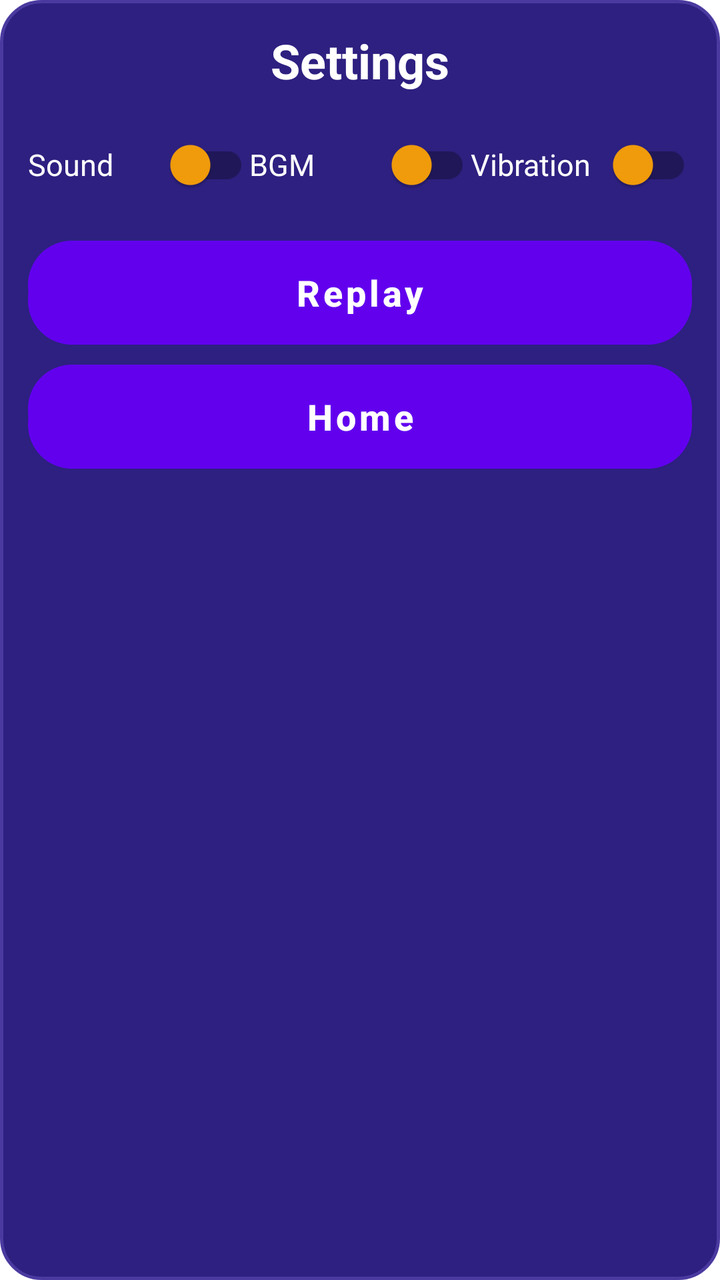
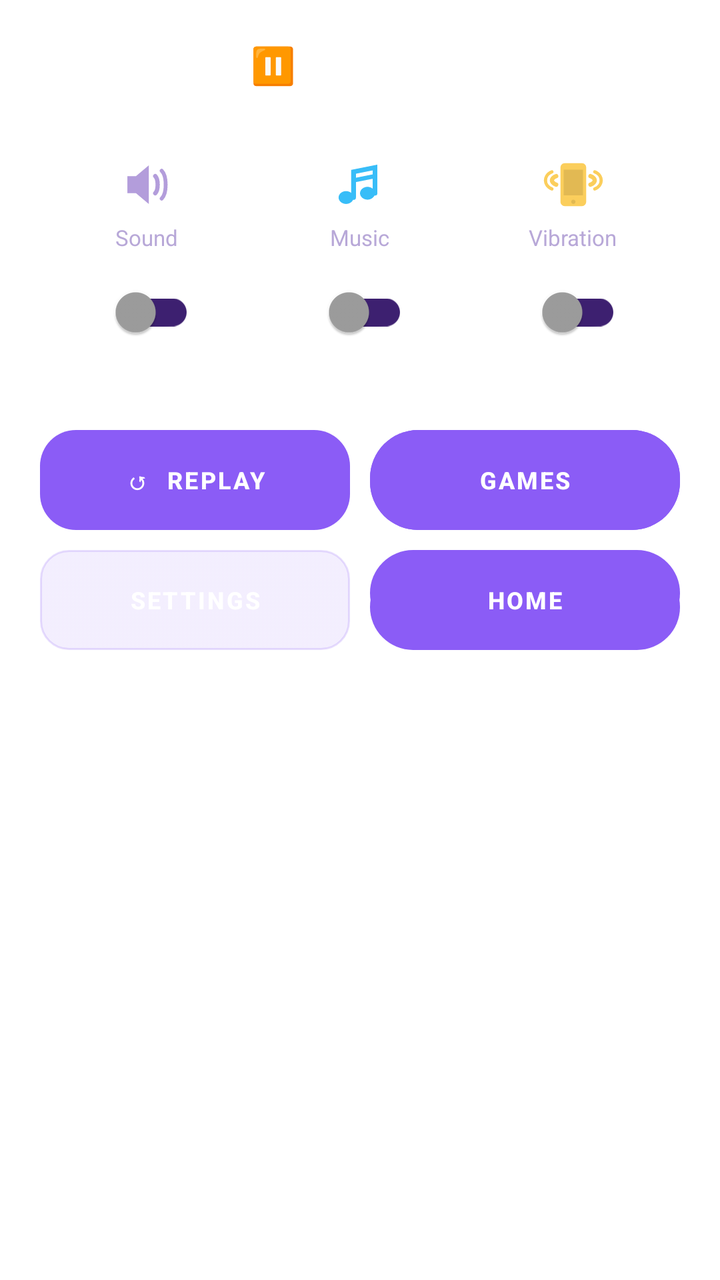

Before-and-after screenshots of an Android layout around one commit, followed by the original layout XML and the change that was made.
<!-- AndroidManifest.xml: application theme Theme.Tictactoe -->
<!-- res/layout/dialog_quick_settings.xml -->
<?xml version="1.0" encoding="utf-8"?>
<LinearLayout xmlns:android="http://schemas.android.com/apk/res/android"
    xmlns:app="http://schemas.android.com/apk/res-auto"
    android:layout_width="match_parent"
    android:layout_height="wrap_content"
    android:layout_margin="12dp"
    android:background="@drawable/player_card_bg"
    android:orientation="vertical"
    android:padding="14dp">

    <TextView
        android:layout_width="match_parent"
        android:layout_height="wrap_content"
        android:gravity="center"
        android:text="Settings"
        android:textColor="#FFFFFF"
        android:textSize="24sp"
        android:textStyle="bold" />

    <LinearLayout
        android:layout_width="match_parent"
        android:layout_height="wrap_content"
        android:layout_marginTop="12dp"
        android:orientation="horizontal">

        <androidx.appcompat.widget.SwitchCompat
            android:id="@+id/switchDialogSound"
            android:layout_width="0dp"
            android:layout_height="wrap_content"
            android:layout_weight="1"
            android:text="Sound"
            android:textColor="#FFFFFF"
            android:textSize="15sp"
            app:thumbTint="@color/difficulty_normal" />

        <androidx.appcompat.widget.SwitchCompat
            android:id="@+id/switchDialogBgm"
            android:layout_width="0dp"
            android:layout_height="wrap_content"
            android:layout_weight="1"
            android:text="BGM"
            android:textColor="#FFFFFF"
            android:textSize="15sp"
            app:thumbTint="@color/difficulty_normal" />

        <androidx.appcompat.widget.SwitchCompat
            android:id="@+id/switchDialogVibration"
            android:layout_width="0dp"
            android:layout_height="wrap_content"
            android:layout_weight="1"
            android:text="Vibration"
            android:textColor="#FFFFFF"
            android:textSize="15sp"
            app:thumbTint="@color/difficulty_normal" />
    </LinearLayout>

    <Button
        android:id="@+id/btnDialogReplay"
        android:layout_width="match_parent"
        android:layout_height="52dp"
        android:layout_marginTop="14dp"
        android:background="@drawable/btn_teal"
        android:stateListAnimator="@null"
        android:text="Replay"
        android:textAllCaps="false"
        android:textColor="#FFFFFF"
        android:textSize="18sp"
        android:textStyle="bold" />

    <Button
        android:id="@+id/btnDialogHome"
        android:layout_width="match_parent"
        android:layout_height="52dp"
        android:layout_marginTop="10dp"
        android:background="@drawable/btn_orange"
        android:stateListAnimator="@null"
        android:text="Home"
        android:textAllCaps="false"
        android:textColor="#FFFFFF"
        android:textSize="18sp"
        android:textStyle="bold" />

</LinearLayout>
<!-- resources referenced by this layout -->
<resources>
  <color name="difficulty_normal">#FFF59E0B</color>
  <!-- drawable btn_teal (drawable) -->
  <?xml version="1.0" encoding="utf-8"?>
  <selector xmlns:android="http://schemas.android.com/apk/res/android">
  
      <item android:state_pressed="true">
          <layer-list>
              <item>
                  <shape android:shape="rectangle">
                      <solid android:color="#059669" />
                      <corners android:radius="22dp" />
                  </shape>
              </item>
              <item>
                  <shape android:shape="rectangle">
                      <gradient
                          android:startColor="#10B981"
                          android:endColor="#059669"
                          android:angle="270" />
                      <corners android:radius="22dp" />
                  </shape>
              </item>
          </layer-list>
      </item>
  
      <item>
          <layer-list>
              <item android:top="7dp">
                  <shape android:shape="rectangle">
                      <solid android:color="#065F46" />
                      <corners android:radius="22dp" />
                  </shape>
              </item>
              <item android:bottom="7dp">
                  <shape android:shape="rectangle">
                      <gradient
                          android:startColor="#34D399"
                          android:endColor="#10B981"
                          android:angle="270" />
                      <corners android:radius="22dp" />
                  </shape>
              </item>
          </layer-list>
      </item>
  
  </selector>
  <!-- drawable player_card_bg (drawable) -->
  <?xml version="1.0" encoding="utf-8"?>
  <shape xmlns:android="http://schemas.android.com/apk/res/android"
      android:shape="rectangle">
      <solid android:color="#2D2080" />
      <corners android:radius="20dp" />
      <stroke android:width="1.5dp" android:color="#4A3AA0" />
  </shape>
  <style name="Theme.Tictactoe" parent="Theme.MaterialComponents.DayNight.NoActionBar">
          
          <item name="colorPrimary">@color/purple_500</item>
          <item name="colorPrimaryVariant">@color/purple_700</item>
          <item name="colorOnPrimary">@color/white</item>
          
          <item name="colorSecondary">@color/teal_200</item>
          <item name="colorSecondaryVariant">@color/teal_700</item>
          <item name="colorOnSecondary">@color/black</item>
          
          <item name="android:statusBarColor">?attr/colorPrimaryVariant</item>
          
      </style>
  <color name="purple_500">#FF6200EE</color>
  <color name="purple_700">#FF3700B3</color>
  <color name="teal_200">#FF03DAC5</color>
  <color name="teal_700">#FF018786</color>
  <color name="black">#FF000000</color>
  <!-- unchanged entries left out for length: 2 -->
</resources>

<!-- the commit's change to res/layout/dialog_quick_settings.xml (unified diff, before → after) -->
@@ -3,81 +3,195 @@
     xmlns:app="http://schemas.android.com/apk/res-auto"
     android:layout_width="match_parent"
     android:layout_height="wrap_content"
-    android:layout_margin="12dp"
-    android:background="@drawable/player_card_bg"
+    android:layout_margin="16dp"
+    android:background="@drawable/bg_glass_card"
     android:orientation="vertical"
-    android:padding="14dp">
+    android:padding="20dp">
 
+    
     <TextView
         android:layout_width="match_parent"
         android:layout_height="wrap_content"
         android:gravity="center"
-        android:text="Settings"
+        android:text="⏸  PAUSED"
         android:textColor="#FFFFFF"
-        android:textSize="24sp"
-        android:textStyle="bold" />
+        android:textSize="18sp"
+        android:textStyle="bold"
+        android:letterSpacing="0.08" />
 
+    <View
+        android:layout_width="match_parent"
+        android:layout_height="1dp"
+        android:layout_marginTop="16dp"
+        android:layout_marginBottom="16dp"
+        android:background="@color/glass_border" />
+
+    
     <LinearLayout
         android:layout_width="match_parent"
         android:layout_height="wrap_content"
-        android:layout_marginTop="12dp"
-        android:orientation="horizontal">
+        android:orientation="horizontal"
+        android:gravity="center">
 
-        <androidx.appcompat.widget.SwitchCompat
-            android:id="@+id/switchDialogSound"
+        
+        <LinearLayout
             android:layout_width="0dp"
             android:layout_height="wrap_content"
             android:layout_weight="1"
-            android:text="Sound"
-            android:textColor="#FFFFFF"
-            android:textSize="15sp"
-            app:thumbTint="@color/difficulty_normal" />
+            android:gravity="center"
+            android:orientation="vertical">
+            <ImageView
+                android:layout_width="30dp"
+                android:layout_height="30dp"
+                android:src="@drawable/ic_sound"
+                android:scaleType="fitCenter"
+                android:layout_marginBottom="4dp" />
+            <TextView
+                android:layout_width="wrap_content"
+                android:layout_height="wrap_content"
+                android:text="Sound"
+                android:textColor="@color/text_secondary"
+                android:textSize="11sp"
+                android:layout_marginBottom="6dp" />
+            <androidx.appcompat.widget.SwitchCompat
+                android:id="@+id/switchDialogSound"
+                android:layout_width="wrap_content"
+                android:layout_height="wrap_content"
+                app:thumbTint="@color/switch_thumb_color"
+                app:trackTint="@color/switch_track_color" />
+        </LinearLayout>
 
-        <androidx.appcompat.widget.SwitchCompat
-            android:id="@+id/switchDialogBgm"
+        
+        <LinearLayout
             android:layout_width="0dp"
             android:layout_height="wrap_content"
             android:layout_weight="1"
-            android:text="BGM"
-            android:textColor="#FFFFFF"
-            android:textSize="15sp"
-            app:thumbTint="@color/difficulty_normal" />
+            android:gravity="center"
+            android:orientation="vertical">
+            <ImageView
+                android:layout_width="30dp"
+                android:layout_height="30dp"
+                android:src="@drawable/ic_music"
+                android:scaleType="fitCenter"
+                android:layout_marginBottom="4dp" />
+            <TextView
+                android:layout_width="wrap_content"
+                android:layout_height="wrap_content"
+                android:text="Music"
+                android:textColor="@color/text_secondary"
+                android:textSize="11sp"
+                android:layout_marginBottom="6dp" />
+            <androidx.appcompat.widget.SwitchCompat
+                android:id="@+id/switchDialogBgm"
+                android:layout_width="wrap_content"
+                android:layout_height="wrap_content"
+                app:thumbTint="@color/switch_thumb_color"
+                app:trackTint="@color/switch_track_color" />
+        </LinearLayout>
 
-        <androidx.appcompat.widget.SwitchCompat
-            android:id="@+id/switchDialogVibration"
+        
+        <LinearLayout
             android:layout_width="0dp"
             android:layout_height="wrap_content"
             android:layout_weight="1"
-            android:text="Vibration"
-            android:textColor="#FFFFFF"
-            android:textSize="15sp"
-            app:thumbTint="@color/difficulty_normal" />
+            android:gravity="center"
+            android:orientation="vertical">
+            <ImageView
+                android:layout_width="30dp"
+                android:layout_height="30dp"
+                android:src="@drawable/ic_vibration"
+                android:scaleType="fitCenter"
+                android:layout_marginBottom="4dp" />
+            <TextView
+                android:layout_width="wrap_content"
+                android:layout_height="wrap_content"
+                android:text="Vibration"
+                android:textColor="@color/text_secondary"
+                android:textSize="11sp"
+                android:layout_marginBottom="6dp" />
+            <androidx.appcompat.widget.SwitchCompat
+                android:id="@+id/switchDialogVibration"
+                android:layout_width="wrap_content"
+                android:layout_height="wrap_content"
+                app:thumbTint="@color/switch_thumb_color"
+                app:trackTint="@color/switch_track_color" />
+        </LinearLayout>
     </LinearLayout>
 
-    <Button
-        android:id="@+id/btnDialogReplay"
+    <View
         android:layout_width="match_parent"
-        android:layout_height="52dp"
-        android:layout_marginTop="14dp"
-        android:background="@drawable/btn_teal"
-        android:stateListAnimator="@null"
-        android:text="Replay"
-        android:textAllCaps="false"
-        android:textColor="#FFFFFF"
-        android:textSize="18sp"
-        android:textStyle="bold" />
+        android:layout_height="1dp"
+        android:layout_marginTop="20dp"
+        android:layout_marginBottom="14dp"
+        android:background="@color/glass_border" />
 
-    <Button
-        android:id="@+id/btnDialogHome"
+    
+    <LinearLayout
         android:layout_width="match_parent"
-        android:layout_height="52dp"
-        android:layout_marginTop="10dp"
-        android:background="@drawable/btn_orange"
-        android:stateListAnimator="@null"
-        android:text="Home"
-        android:textAllCaps="false"
-        android:textColor="#FFFFFF"
-        android:textSize="18sp"
-        android:textStyle="bold" />
+        android:layout_height="wrap_content"
+        android:orientation="horizontal">
+
+        <Button
+            android:id="@+id/btnDialogReplay"
+            android:layout_width="0dp"
+            android:layout_height="50dp"
+            android:layout_weight="1"
+            android:background="@drawable/btn_teal"
+            android:stateListAnimator="@null"
+            android:text="↺  REPLAY"
+            android:textAllCaps="true"
+            android:textColor="#FFFFFF"
+            android:textSize="12sp"
+            android:textStyle="bold" />
+
+        <Button
+            android:id="@+id/btnDialogMoreGames"
+            android:layout_width="0dp"
+            android:layout_height="50dp"
+            android:layout_weight="1"
+            android:layout_marginStart="10dp"
+            android:background="@drawable/btn_primary_pink"
+            android:stateListAnimator="@null"
+            android:text="GAMES"
+            android:textAllCaps="true"
+            android:textColor="#FFFFFF"
+            android:textSize="12sp"
+            android:textStyle="bold" />
+    </LinearLayout>
+
+    
+    <LinearLayout
+        android:layout_width="match_parent"
+        android:layout_height="wrap_content"
+        android:orientation="horizontal"
+        android:layout_marginTop="10dp">
+
+        <Button
+            android:id="@+id/btnDialogMoreSettings"
+            android:layout_width="0dp"
+            android:layout_height="50dp"
+            android:layout_weight="1"
+            android:background="@drawable/btn_back"
+            android:stateListAnimator="@null"
+            android:text="SETTINGS"
+            android:textAllCaps="true"
+            android:textColor="#FFFFFF"
+            android:textSize="12sp"
+            android:textStyle="bold" />
+
+        <Button
+            android:id="@+id/btnDialogHome"
+            android:layout_width="0dp"
+            android:layout_height="50dp"
+            android:layout_weight="1"
+            android:layout_marginStart="10dp"
+            android:background="@drawable/btn_orange"
+            android:stateListAnimator="@null"
+            android:text="HOME"
+            android:textAllCaps="true"
+            android:textColor="#FFFFFF"
+            android:textSize="12sp"
+            android:textStyle="bold" />
+    </LinearLayout>
 
 </LinearLayout>
<!-- resource entries referenced after the edit -->
@@ -1,7 +1,37 @@
 <!-- resources referenced by this layout -->
 <resources>
-  <color name="difficulty_normal">#FFF59E0B</color>
-  <!-- drawable btn_teal (drawable) -->
+  <color name="glass_border">#33FFFFFF</color>
+  <color name="text_secondary">#FFB8A8D8</color>
+  <!-- drawable bg_glass_card (drawable) -->
+  <?xml version="1.0" encoding="utf-8"?>
+  <shape xmlns:android="http://schemas.android.com/apk/res/android"
+      android:shape="rectangle">
+      <solid android:color="#1AFFFFFF" />
+      <corners android:radius="20dp" />
+      <stroke android:width="1dp" android:color="#33FFFFFF" />
+  </shape>
+  <!-- drawable btn_back (drawable) -->
+  <?xml version="1.0" encoding="utf-8"?>
+  <selector xmlns:android="http://schemas.android.com/apk/res/android">
+  
+      <item android:state_pressed="true">
+          <shape android:shape="rectangle">
+              <solid android:color="#33FFFFFF" />
+              <corners android:radius="14dp" />
+              <stroke android:width="1dp" android:color="#55FFFFFF" />
+          </shape>
+      </item>
+  
+      <item>
+          <shape android:shape="rectangle">
+              <solid android:color="#1AFFFFFF" />
+              <corners android:radius="14dp" />
+              <stroke android:width="1dp" android:color="#33FFFFFF" />
+          </shape>
+      </item>
+  
+  </selector>
+  <!-- drawable btn_primary_pink (drawable) -->
   <?xml version="1.0" encoding="utf-8"?>
   <selector xmlns:android="http://schemas.android.com/apk/res/android">
   
@@ -9,17 +39,17 @@
           <layer-list>
               <item>
                   <shape android:shape="rectangle">
-                      <solid android:color="#059669" />
-                      <corners android:radius="22dp" />
+                      <solid android:color="#DD1050" />
+                      <corners android:radius="24dp" />
                   </shape>
               </item>
               <item>
                   <shape android:shape="rectangle">
                       <gradient
-                          android:startColor="#10B981"
-                          android:endColor="#059669"
+                          android:startColor="@color/btn_pink_start"
+                          android:endColor="@color/btn_pink_end"
                           android:angle="270" />
-                      <corners android:radius="22dp" />
+                      <corners android:radius="24dp" />
                   </shape>
               </item>
           </layer-list>
@@ -27,51 +57,188 @@
   
       <item>
           <layer-list>
-              <item android:top="7dp">
-                  <shape android:shape="rectangle">
-                      <solid android:color="#065F46" />
-                      <corners android:radius="22dp" />
-                  </shape>
-              </item>
-              <item android:bottom="7dp">
+              <item>
+                  <shape android:shape="rectangle">
+                      <solid android:color="#1A1F3A" />
+                      <corners android:radius="24dp" />
+                  </shape>
+              </item>
+              <item>
                   <shape android:shape="rectangle">
                       <gradient
-                          android:startColor="#34D399"
-                          android:endColor="#10B981"
+                          android:startColor="@color/btn_pink_start"
+                          android:endColor="@color/btn_pink_end"
                           android:angle="270" />
-                      <corners android:radius="22dp" />
+                      <corners android:radius="24dp" />
                   </shape>
               </item>
           </layer-list>
       </item>
-  
   </selector>
-  <!-- drawable player_card_bg (drawable) -->
-  <?xml version="1.0" encoding="utf-8"?>
-  <shape xmlns:android="http://schemas.android.com/apk/res/android"
-      android:shape="rectangle">
-      <solid android:color="#2D2080" />
-      <corners android:radius="20dp" />
-      <stroke android:width="1.5dp" android:color="#4A3AA0" />
-  </shape>
+  <!-- drawable btn_teal (drawable) -->
+  <?xml version="1.0" encoding="utf-8"?>
+  <selector xmlns:android="http://schemas.android.com/apk/res/android">
+  
+      <item android:state_pressed="true">
+          <shape android:shape="rectangle">
+              <gradient
+                  android:startColor="#A0005A"
+                  android:endColor="#CC2020"
+                  android:angle="0" />
+              <corners android:radius="18dp" />
+          </shape>
+      </item>
+  
+      <item>
+          <shape android:shape="rectangle">
+              <gradient
+                  android:startColor="#E91E8C"
+                  android:endColor="#FF4757"
+                  android:angle="0" />
+              <corners android:radius="18dp" />
+          </shape>
+      </item>
+  
+  </selector>
+  <!-- drawable ic_music (drawable) -->
+  <?xml version="1.0" encoding="utf-8"?>
+  <vector xmlns:android="http://schemas.android.com/apk/res/android"
+      android:width="28dp"
+      android:height="28dp"
+      android:viewportWidth="28"
+      android:viewportHeight="28">
+      
+      <path
+          android:fillColor="#00000000"
+          android:strokeColor="#38BDF8"
+          android:strokeWidth="2.2"
+          android:strokeLineCap="round"
+          android:pathData="M11,20 L11,8 L21,6 L21,18" />
+      
+      <path
+          android:fillColor="#00000000"
+          android:strokeColor="#38BDF8"
+          android:strokeWidth="2"
+          android:strokeLineCap="round"
+          android:pathData="M11,12 L21,10" />
+      
+      <path
+          android:fillColor="#38BDF8"
+          android:pathData="M11,20 C11,21.66 9.33,23 7.5,23 C5.67,23 4,21.66 4,20
+                            C4,18.34 5.67,17 7.5,17 C9.33,17 11,18.34 11,20 Z" />
+      <path
+          android:fillColor="#38BDF8"
+          android:pathData="M21,18 C21,19.66 19.33,21 17.5,21 C15.67,21 14,19.66 14,18
+                            C14,16.34 15.67,15 17.5,15 C19.33,15 21,16.34 21,18 Z" />
+  </vector>
+  <!-- drawable ic_sound (drawable) -->
+  <?xml version="1.0" encoding="utf-8"?>
+  <vector xmlns:android="http://schemas.android.com/apk/res/android"
+      android:width="28dp"
+      android:height="28dp"
+      android:viewportWidth="28"
+      android:viewportHeight="28">
+      
+      <path
+          android:fillColor="#B39DDB"
+          android:pathData="M5,10 L5,18 L9,18 L15,23 L15,5 L9,10 Z" />
+      
+      <path
+          android:fillColor="#00000000"
+          android:strokeColor="#B39DDB"
+          android:strokeWidth="2"
+          android:strokeLineCap="round"
+          android:pathData="M18,10 C19.5,11.5 19.5,16.5 18,18" />
+      <path
+          android:fillColor="#00000000"
+          android:strokeColor="#B39DDB"
+          android:strokeWidth="1.8"
+          android:strokeLineCap="round"
+          android:pathData="M21,7.5 C23.5,10 23.5,18 21,20.5" />
+  </vector>
+  <!-- drawable ic_vibration (drawable) -->
+  <?xml version="1.0" encoding="utf-8"?>
+  <vector xmlns:android="http://schemas.android.com/apk/res/android"
+      android:width="28dp"
+      android:height="28dp"
+      android:viewportWidth="28"
+      android:viewportHeight="28">
+      
+      <path
+          android:fillColor="#FBCE5C"
+          android:pathData="M10,4 C8.9,4 8,4.9 8,6 L8,22 C8,23.1 8.9,24 10,24 L18,24
+                            C19.1,24 20,23.1 20,22 L20,6 C20,4.9 19.1,4 18,4 Z" />
+      
+      <path
+          android:fillColor="#1A000000"
+          android:pathData="M9.5,7 L18.5,7 L18.5,19 L9.5,19 Z" />
+      
+      <path
+          android:fillColor="#1A000000"
+          android:pathData="M14,21 C14.55,21 15,21.45 15,22 C15,22.55 14.55,23 14,23
+                            C13.45,23 13,22.55 13,22 C13,21.45 13.45,21 14,21 Z" />
+      
+      <path
+          android:fillColor="#00000000"
+          android:strokeColor="#FBCE5C"
+          android:strokeWidth="2"
+          android:strokeLineCap="round"
+          android:pathData="M6,10 C4.5,10.5 4,11.5 4,12 C4,12.5 4.5,13.5 6,14" />
+      <path
+          android:fillColor="#00000000"
+          android:strokeColor="#FBCE5C"
+          android:strokeWidth="1.5"
+          android:strokeLineCap="round"
+          android:pathData="M4,8 C1.5,9 1,11 1,12 C1,13 1.5,15 4,16" />
+      
+      <path
+          android:fillColor="#00000000"
+          android:strokeColor="#FBCE5C"
+          android:strokeWidth="2"
+          android:strokeLineCap="round"
+          android:pathData="M22,10 C23.5,10.5 24,11.5 24,12 C24,12.5 23.5,13.5 22,14" />
+      <path
+          android:fillColor="#00000000"
+          android:strokeColor="#FBCE5C"
+          android:strokeWidth="1.5"
+          android:strokeLineCap="round"
+          android:pathData="M24,8 C26.5,9 27,11 27,12 C27,13 26.5,15 24,16" />
+  </vector>
   <style name="Theme.Tictactoe" parent="Theme.MaterialComponents.DayNight.NoActionBar">
-          
-          <item name="colorPrimary">@color/purple_500</item>
-          <item name="colorPrimaryVariant">@color/purple_700</item>
+          <item name="colorPrimary">@color/neon_purple</item>
+          <item name="colorPrimaryVariant">@color/btn_purple_start</item>
           <item name="colorOnPrimary">@color/white</item>
-          
-          <item name="colorSecondary">@color/teal_200</item>
-          <item name="colorSecondaryVariant">@color/teal_700</item>
-          <item name="colorOnSecondary">@color/black</item>
-          
-          <item name="android:statusBarColor">?attr/colorPrimaryVariant</item>
-          
+          <item name="colorSecondary">@color/neon_cyan</item>
+          <item name="colorSecondaryVariant">@color/btn_blue_start</item>
+          <item name="colorOnSecondary">@color/white</item>
+          <item name="android:statusBarColor">@android:color/transparent</item>
+          <item name="android:windowLightStatusBar" tools:targetApi="23">false</item>
+          <item name="colorSurface">@color/game_bg_bottom</item>
+          <item name="colorOnSurface">@color/white</item>
+          <item name="switchStyle">@style/NeonSwitchStyle</item>
+          <item name="android:windowAnimationStyle">@style/GameWindowAnimation</item>
       </style>
-  <color name="purple_500">#FF6200EE</color>
-  <color name="purple_700">#FF3700B3</color>
-  <color name="teal_200">#FF03DAC5</color>
-  <color name="teal_700">#FF018786</color>
-  <color name="black">#FF000000</color>
+  <color name="btn_pink_start">#FFE91E8C</color>
+  <color name="btn_pink_end">#FFFF4757</color>
+  <color name="neon_purple">#FF8B5CF6</color>
+  <color name="btn_purple_start">#FF7B4FD0</color>
+  <color name="neon_cyan">#FF06B6D4</color>
+  <color name="btn_blue_start">#FF1E88E5</color>
+  <color name="game_bg_bottom">#FF1A0D38</color>
+  <style name="NeonSwitchStyle" parent="Widget.MaterialComponents.CompoundButton.Switch">
+          <item name="thumbTint">@color/switch_thumb_color</item>
+          <item name="trackTint">@color/switch_track_color</item>
+      </style>
+  <style name="GameWindowAnimation" parent="@android:style/Animation.Activity">
+          <item name="android:activityOpenEnterAnimation">@anim/page_in_right</item>
+          <item name="android:activityOpenExitAnimation">@anim/page_out_left</item>
+          <item name="android:activityCloseEnterAnimation">@anim/page_in_left</item>
+          <item name="android:activityCloseExitAnimation">@anim/page_out_right</item>
+          <item name="android:taskOpenEnterAnimation">@anim/page_in_right</item>
+          <item name="android:taskOpenExitAnimation">@anim/page_out_left</item>
+          <item name="android:taskCloseEnterAnimation">@anim/page_in_left</item>
+          <item name="android:taskCloseExitAnimation">@anim/page_out_right</item>
+      </style>
   <!-- unchanged entries left out for length: 2 -->
 </resources>
 
